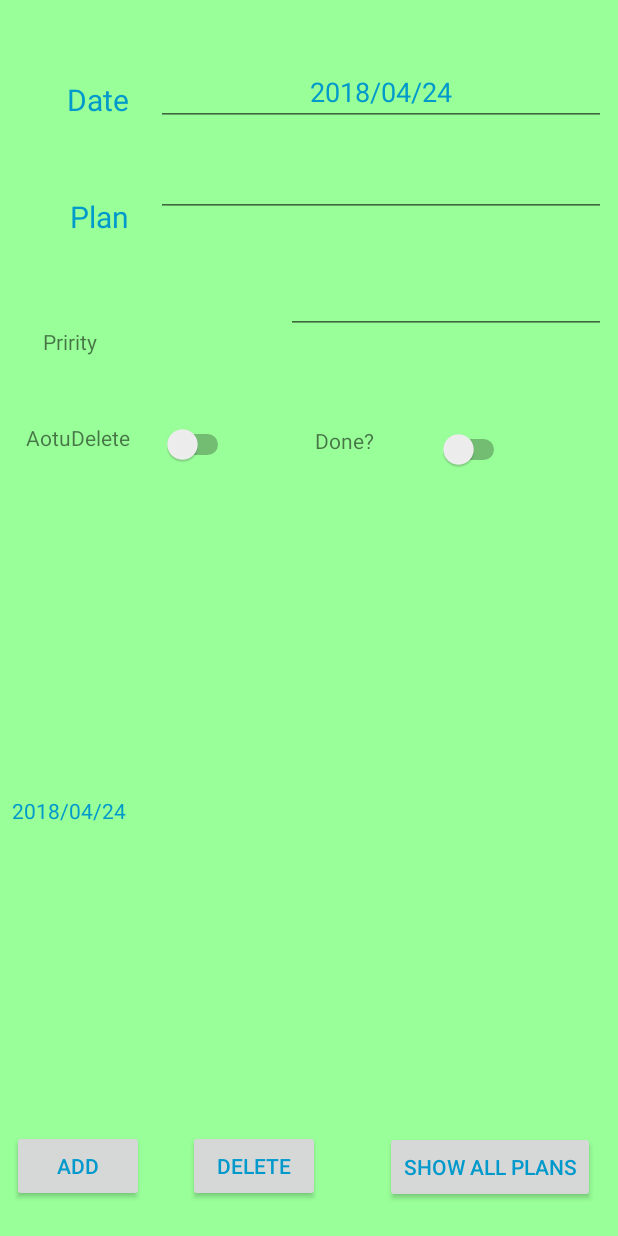
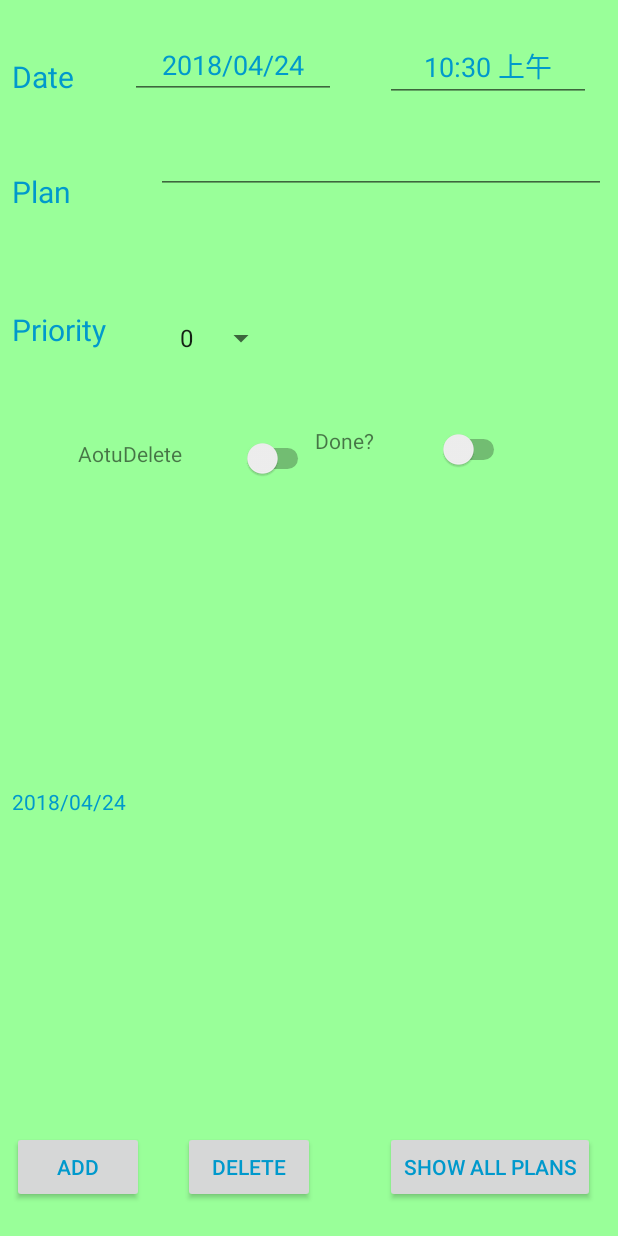
Before and after one commit to Acytoo/NewHpClient, an Android app: the EditPlanActivity screen opened directly, with no data from a screen before it, after a tap on "ADD", on a phone screen of 412 x 824 dp. Run offline under Robolectric (Android 15) with nearby library versions, the phone set to English and light mode, and no system bars.

Commit message:
version 2.0 finished

```diff
--- a/app/src/main/java/com/acytoo/newhpcliend/EditPlanActivity.java
+++ b/app/src/main/java/com/acytoo/newhpcliend/EditPlanActivity.java
@@ -1,18 +1,26 @@
 package com.acytoo.newhpcliend;
 
 import android.app.DatePickerDialog;
+import android.app.TimePickerDialog;
 import android.graphics.Color;
 import android.os.Build;
 import android.support.v7.app.ActionBar;
 import android.support.v7.app.AppCompatActivity;
 import android.os.Bundle;
+import android.support.v7.widget.SearchView;
 import android.text.InputType;
 import android.util.Log;
 import android.view.View;
+import android.widget.AdapterView;
+import android.widget.ArrayAdapter;
 import android.widget.Button;
+import android.widget.CompoundButton;
 import android.widget.DatePicker;
 import android.widget.EditText;
+import android.widget.Spinner;
+import android.widget.Switch;
 import android.widget.TextView;
+import android.widget.TimePicker;
 
 import java.text.SimpleDateFormat;
 import java.util.Calendar;
@@ -24,15 +32,28 @@ public class EditPlanActivity extends AppCompatActivity {
 
     private EditText dateInput;
     private EditText planInput;
+    private EditText timeInput;
     private Button addButton;
     private Button deleteButton;
     private Button showAllButton;
     private TextView planBoard;
+    private Spinner prioritySpinner;
     private MyDBHandler dbHandler;
-    //private String dateToEdit;
     private SimpleDateFormat df;
+    private SimpleDateFormat timedf;
     private long planTimeInMillis;
     private Calendar calendar;
+    private int planPriority;
+    private Switch doneSwitch;
+    private Switch autoDeleteSwitch;
+    enum DoneFlag {
+        False, True
+    }
+    enum AutoDeleteFlag {
+        False, True
+    }
+    private DoneFlag done;
+    private AutoDeleteFlag autoDelete;
 
     @Override
     protected void onCreate(Bundle savedInstanceState) {
@@ -50,7 +71,9 @@ public class EditPlanActivity extends AppCompatActivity {
                 actionBar.hide();
             }
         }
+
         df = new SimpleDateFormat("yyyy/MM/dd", Locale.CHINA);
+        timedf = new SimpleDateFormat("h:mm a", Locale.CHINA);
         Bundle getDateInfo = getIntent().getExtras();
         calendar = Calendar.getInstance();
         if (getDateInfo == null){
@@ -59,28 +82,59 @@ public class EditPlanActivity extends AppCompatActivity {
         else{
             calendar.setTimeInMillis(getDateInfo.getLong("dateLong"));
         }
+        planPriority = 0;
+        done = DoneFlag.False;
+        autoDelete = AutoDeleteFlag.False;
 
         addButton = findViewById(R.id.addButton);
         deleteButton = findViewById(R.id.deleteButton);
         showAllButton = findViewById(R.id.showAllButton);
         dateInput = findViewById(R.id.editDate);
         planInput = findViewById(R.id.editPlan);
+        timeInput = findViewById(R.id.editTime);
         planBoard = findViewById(R.id.planBoard);
+        doneSwitch = findViewById(R.id.doneSwitch);
+        autoDeleteSwitch = findViewById(R.id.autoDeleteSwitch);
         dbHandler = new MyDBHandler(this, null, null, 2);
-        //showTodaysPlans();
-        //dateInput.setText(dateToEdit);
         dateInput.setText(df.format(calendar.getTime()));
+        timeInput.setText(timedf.format(calendar.getTime()));
+        prioritySpinner = findViewById(R.id.prioritySpinner);
+        ArrayAdapter<CharSequence> adapter = ArrayAdapter.createFromResource(this,
+                R.array.priority_items, android.R.layout.simple_spinner_item);
+        adapter.setDropDownViewResource(android.R.layout.simple_spinner_dropdown_item);
+        prioritySpinner.setAdapter(adapter);
+
+        prioritySpinner.setOnItemSelectedListener(
+                new AdapterView.OnItemSelectedListener() {
+                    @Override
+                    public void onItemSelected(AdapterView<?> parent, View view, int position, long id) {
+                        planPriority = position;
+                    }
+
+                    @Override
+                    public void onNothingSelected(AdapterView<?> parent) {
+
+                    }
+                }
+        );
+
         addButton.setOnClickListener(
                 new Button.OnClickListener(){
                     @Override
                     public void onClick(View v) {
-                        //Log.i("nothing", dateInput.getText().toString());
-                        planTimeInMillis = calendar.getTimeInMillis();
-                        Log.i("nodate", df.format(calendar.getTime()));
-                        Plans plan = new Plans(planTimeInMillis, 1, new Date().getTime(), "self", planInput.getText().toString(),
-                                0, 0, 0);
-                        dbHandler.addPlan(plan);
-                        showTodaysPlans();
+                        Log.i("legal", "In the method " + planInput.getText().toString());
+                        if (legal()){
+                            Log.i("legal", "In the method " + planInput.getText().toString());
+                            planTimeInMillis = calendar.getTimeInMillis();
+                            Plans plan = new Plans(planTimeInMillis, planPriority, new Date().getTime(), "self",
+                                    planInput.getText().toString(),
+                                    done.ordinal(), autoDelete.ordinal(), 0);
+                            dbHandler.addPlan(plan);
+                            showTodaysPlans();
+                        }
+                        else {
+                            planInput.setText("Please enter your plan here");
+                        }
                     }
                 }
         );
@@ -103,7 +157,6 @@ public class EditPlanActivity extends AppCompatActivity {
                     }
                 }
         );
-        //Finish the listener for buttons
 
         dateInput.setInputType(InputType.TYPE_NULL);
         dateInput.setOnFocusChangeListener(
@@ -111,10 +164,7 @@ public class EditPlanActivity extends AppCompatActivity {
                     @Override
                     public void onFocusChange(View v, boolean hasFocus) {
                         if (hasFocus){
-                            calendar = showDatePickerDialog();
-                            Log.i("calendar", "on focus change " + df.format(calendar.getTime()));
-                            //planTimeInMillis = calendar.getTimeInMillis();
-
+                            showDatePickerDialog();
                         }
                     }
                 }
@@ -123,12 +173,61 @@ public class EditPlanActivity extends AppCompatActivity {
                 new View.OnClickListener(){
                     @Override
                     public void onClick(View v) {
-                        calendar = showDatePickerDialog();
-                        Log.i("calendar", "on click " + df.format(calendar.getTime()));
+                        showDatePickerDialog();
 
                     }
                 }
         );
+
+        timeInput.setInputType(InputType.TYPE_NULL);
+        timeInput.setOnFocusChangeListener(
+                new View.OnFocusChangeListener(){
+                    @Override
+                    public void onFocusChange(View v, boolean hasFocus) {
+                        if (hasFocus){
+                            showTimePickerDialog();
+                        }
+                    }
+                }
+        );
+        timeInput.setOnClickListener(
+                new View.OnClickListener(){
+                    @Override
+                    public void onClick(View v) {
+                        showTimePickerDialog();
+                    }
+                }
+        );
+
+        doneSwitch.setOnCheckedChangeListener(
+                new CompoundButton.OnCheckedChangeListener() {
+                    @Override
+                    public void onCheckedChanged(CompoundButton buttonView, boolean isChecked) {
+                        if (isChecked){
+                            done = DoneFlag.True;
+                        }
+                        else{
+                            done = DoneFlag.False;
+                        }
+                    }
+                }
+        );
+
+        autoDeleteSwitch.setOnCheckedChangeListener(
+                new CompoundButton.OnCheckedChangeListener() {
+                    @Override
+                    public void onCheckedChanged(CompoundButton buttonView, boolean isChecked) {
+                        if (isChecked){
+                            autoDelete = AutoDeleteFlag.True;
+                        }
+                        else{
+                            autoDelete = AutoDeleteFlag.False;
+                        }
+                    }
+                }
+        );
+
+
 
     }
 
@@ -142,38 +241,39 @@ public class EditPlanActivity extends AppCompatActivity {
         String allPlans = dbHandler.databaseToString();
         planBoard.setText(allPlans);
     }
-
-
-    private Calendar showDatePickerDialog() {
+    private void showDatePickerDialog() {
         final Calendar ca = Calendar.getInstance();
         new DatePickerDialog(EditPlanActivity.this, new DatePickerDialog.OnDateSetListener() {
 
             @Override
             public void onDateSet(DatePicker view, int year, int monthOfYear, int dayOfMonth) {
                 // TODO Auto-generated method stub
-
                 calendar.set(year, monthOfYear, dayOfMonth);
-                //Log.i("calendar", df.format(ca.getTime()));
-
-                String stringMon, stringDay;
-                //Log.i("calendar", "those ints " + Integer.toString(dayOfMonth));
-                if (monthOfYear+1 < 10){
-                    stringMon = "0" + Integer.toString(monthOfYear+1);
-                }
-                else{
-                    stringMon = Integer.toString(monthOfYear+1);
-                }
-                if (dayOfMonth < 10){
-                    stringDay = "0" + Integer.toString(dayOfMonth);
-                }
-                else{
-                    stringDay = Integer.toString(dayOfMonth);
-                }
-                //dateInput.setText(year+"/"+stringMon+"/"+stringDay);
                 dateInput.setText(df.format(calendar.getTime()));
             }
         }, ca.get(Calendar.YEAR), ca.get(Calendar.MONTH), ca.get(Calendar.DAY_OF_MONTH)).show();
-        return ca;
+    }
+
+    private void showTimePickerDialog(){
+        final Calendar ca = Calendar.getInstance();
+        int hour = ca.get(Calendar.HOUR_OF_DAY);
+        int minute = ca.get(Calendar.MINUTE);
+
+        new TimePickerDialog(EditPlanActivity.this, new TimePickerDialog.OnTimeSetListener() {
+            @Override
+            public void onTimeSet(TimePicker view, int hourOfDay, int minute) {
+                calendar.set(Calendar.HOUR_OF_DAY, hourOfDay);
+                calendar.set(Calendar.MINUTE, minute);
+                calendar.set(Calendar.SECOND, 0);
+                calendar.set(Calendar.MILLISECOND, 0);
+                timeInput.setText(timedf.format(calendar.getTime()));
+            }
+        },hour,minute,false).show();
+    }
+
+    private boolean legal(){
+        Log.i("legal", planInput.getText().toString());
+        return (planInput.getText() != null);
 
     }
 
--- a/app/src/main/java/com/acytoo/newhpcliend/FullscreenActivity.java
+++ b/app/src/main/java/com/acytoo/newhpcliend/FullscreenActivity.java
@@ -311,7 +311,9 @@ GestureDetector.OnDoubleTapListener{
     public void onLongPress(MotionEvent e) {
         //testMessage.setText("onLongPress");
         Intent editActivity = new Intent(FullscreenActivity.this, EditPlanActivity.class);
+        Log.i("spinner", "go here??");
         editActivity.putExtra("dateLong", calendar.getTimeInMillis());
+        Log.i("spinner", "go heresdggdfgdfg??");
         startActivity(editActivity);
     }
 
@@ -344,13 +346,8 @@ GestureDetector.OnDoubleTapListener{
         while (absX > minDistance || absY > minDistance) {
             if (absX > absY) {
                 if (moveX > 0) {
-                    Log.i("why", "here0");
-                    //anotherDay.putExtra("dateInfo", "Tomorrow");
-                    //Date tempDate;
                     if (level == Level.DAY) {
-                        Log.i("why", "before add 1 " + df.format(calendar.getTime()));
                         calendar.add(Calendar.DATE, 1);
-                        Log.i("why", "before sub 1 " + df.format(calendar.getTime()));
                     } else if (level == Level.WEEK) {
                         calendar.add(Calendar.WEEK_OF_YEAR, 1);
                     } else {
@@ -358,12 +355,8 @@ GestureDetector.OnDoubleTapListener{
                     }
                     break;
                 } else {
-                    //anotherDay.putExtra("dateInfo", "Yesterday");
-                    //Date tempDate;
-                    Log.i("why", "here1");
                     if (level == Level.DAY) {
                         calendar.add(Calendar.DATE, -1);
-                        Log.i("why", "here2");
                     } else if (level == Level.WEEK) {
                         calendar.add(Calendar.WEEK_OF_YEAR, -1);
                     } else {
--- a/app/src/main/java/com/acytoo/newhpcliend/MyDBHandler.java
+++ b/app/src/main/java/com/acytoo/newhpcliend/MyDBHandler.java
@@ -114,7 +114,7 @@ public class MyDBHandler extends SQLiteOpenHelper{
 
     /**
      * Following method will return all the plans in a String for me to test the
-     * databas and will not be used in the matured app
+     * database and will not be used in the matured app
      * Alec Chen 20 4 2018 17:03
      * I am hungry ...
      */
@@ -144,9 +144,6 @@ public class MyDBHandler extends SQLiteOpenHelper{
         String datePlans = "";
         SQLiteDatabase db = getWritableDatabase();
         long tomorrow = today + 24 * 3600 * 1000;
-        /*
-        String query = "SELECT " + COLUMN_TODOS + " FROM " + TABLE_PLANS + " WHERE " + COLUMN_PLAN_TIME + " = ?;";
-        Cursor c = db.rawQuery(query, new String[]{dateString});*/
         String query = "SELECT * FROM " + TABLE_PLANS + " WHERE " + COLUMN_PLAN_TIME + " >= " + today + " AND "
                 + COLUMN_PLAN_TIME + " < " + tomorrow +
                 " ORDER BY "+ COLUMN_PLAN_TIME + " ASC;";
--- a/app/src/main/res/layout/activity_edit_plan.xml
+++ b/app/src/main/res/layout/activity_edit_plan.xml
@@ -26,15 +26,15 @@
         android:textColor="#0099cc"
         android:textSize="20sp"
         app:layout_constraintBottom_toBottomOf="parent"
-        app:layout_constraintEnd_toStartOf="@+id/editDate"
-        app:layout_constraintHorizontal_bias="0.790"
+        app:layout_constraintEnd_toEndOf="parent"
+        app:layout_constraintHorizontal_bias="0.0"
         app:layout_constraintStart_toStartOf="parent"
         app:layout_constraintTop_toTopOf="parent"
-        app:layout_constraintVertical_bias="0.057" />
+        app:layout_constraintVertical_bias="0.038" />
 
     <EditText
         android:id="@+id/editDate"
-        android:layout_width="300dp"
+        android:layout_width="137dp"
         android:layout_height="wrap_content"
         android:layout_marginBottom="8dp"
         android:layout_marginEnd="8dp"
@@ -42,14 +42,33 @@
         android:layout_marginTop="8dp"
         android:ems="10"
         android:gravity="center"
+        android:inputType="date"
         android:textColor="#0099cc"
-        android:inputType="date"
         app:layout_constraintBottom_toBottomOf="parent"
         app:layout_constraintEnd_toEndOf="parent"
-        app:layout_constraintHorizontal_bias="1.0"
+        app:layout_constraintHorizontal_bias="0.304"
         app:layout_constraintStart_toStartOf="parent"
         app:layout_constraintTop_toTopOf="parent"
-        app:layout_constraintVertical_bias="0.04" />
+        app:layout_constraintVertical_bias="0.017" />
+
+    <EditText
+        android:id="@+id/editTime"
+        android:layout_width="137dp"
+        android:layout_height="wrap_content"
+        android:layout_marginBottom="8dp"
+        android:layout_marginEnd="8dp"
+        android:layout_marginStart="8dp"
+        android:layout_marginTop="8dp"
+        android:ems="10"
+        android:gravity="center"
+        android:inputType="time"
+        android:textColor="#0099cc"
+        app:layout_constraintBottom_toBottomOf="parent"
+        app:layout_constraintEnd_toEndOf="parent"
+        app:layout_constraintHorizontal_bias="0.961"
+        app:layout_constraintStart_toStartOf="parent"
+        app:layout_constraintTop_toTopOf="parent"
+        app:layout_constraintVertical_bias="0.017" />
 
 
     <!--android:inputType="date"
@@ -67,13 +86,31 @@
         android:layout_marginEnd="8dp"
         android:layout_marginStart="8dp"
         android:layout_marginTop="8dp"
-        android:text="Pririty"
+        android:gravity="center"
+        android:text="Priority"
+        android:textColor="#0099cc"
+        android:textSize="20sp"
         app:layout_constraintBottom_toBottomOf="parent"
         app:layout_constraintEnd_toEndOf="parent"
-        app:layout_constraintHorizontal_bias="0.058"
+        app:layout_constraintHorizontal_bias="0.0"
         app:layout_constraintStart_toStartOf="parent"
         app:layout_constraintTop_toTopOf="parent"
-        app:layout_constraintVertical_bias="0.266" />
+        app:layout_constraintVertical_bias="0.254" />
+
+    <Spinner
+        android:id="@+id/prioritySpinner"
+        android:layout_width="wrap_content"
+        android:layout_height="wrap_content"
+        android:layout_marginBottom="8dp"
+        android:layout_marginEnd="8dp"
+        android:layout_marginStart="8dp"
+        android:layout_marginTop="8dp"
+        app:layout_constraintBottom_toBottomOf="parent"
+        app:layout_constraintEnd_toEndOf="parent"
+        app:layout_constraintHorizontal_bias="0.321"
+        app:layout_constraintStart_toStartOf="parent"
+        app:layout_constraintTop_toTopOf="parent"
+        app:layout_constraintVertical_bias="0.262" />
 
     <TextView
         android:id="@+id/planLabel"
@@ -84,14 +121,14 @@
         android:layout_marginStart="8dp"
         android:layout_marginTop="8dp"
         android:text="@string/plan"
+        android:textColor="#0099cc"
         android:textSize="20sp"
-        android:textColor="#0099cc"
         app:layout_constraintBottom_toBottomOf="parent"
-        app:layout_constraintEnd_toStartOf="@+id/editDate"
-        app:layout_constraintHorizontal_bias="0.789"
+        app:layout_constraintEnd_toEndOf="parent"
+        app:layout_constraintHorizontal_bias="0.0"
         app:layout_constraintStart_toStartOf="parent"
         app:layout_constraintTop_toTopOf="parent"
-        app:layout_constraintVertical_bias="0.157" />
+        app:layout_constraintVertical_bias="0.136" />
 
     <EditText
         android:id="@+id/editPlan"
@@ -110,7 +147,7 @@
         app:layout_constraintHorizontal_bias="1.0"
         app:layout_constraintStart_toStartOf="parent"
         app:layout_constraintTop_toTopOf="parent"
-        app:layout_constraintVertical_bias="0.12" />
+        app:layout_constraintVertical_bias="0.1" />
 
     <Button
         android:id="@+id/addButton"
@@ -126,8 +163,8 @@
         app:layout_constraintEnd_toEndOf="parent"
         app:layout_constraintHorizontal_bias="0.0"
         app:layout_constraintStart_toStartOf="parent"
-        app:layout_constraintTop_toBottomOf="@+id/editPlan"
-        app:layout_constraintVertical_bias="0.976" />
+        app:layout_constraintTop_toTopOf="parent"
+        app:layout_constraintVertical_bias="0.982" />
 
     <Button
         android:id="@+id/deleteButton"
@@ -141,26 +178,10 @@
         android:textColor="#0099cc"
         app:layout_constraintBottom_toBottomOf="parent"
         app:layout_constraintEnd_toEndOf="parent"
-        app:layout_constraintHorizontal_bias="0.382"
-        app:layout_constraintStart_toStartOf="parent"
-        app:layout_constraintTop_toBottomOf="@+id/editPlan"
-        app:layout_constraintVertical_bias="0.976" />
-
-    <TextView
-        android:id="@+id/planBoard"
-        android:layout_width="match_parent"
-        android:layout_height="285dp"
-        android:layout_marginBottom="8dp"
-        android:layout_marginEnd="8dp"
-        android:layout_marginStart="8dp"
-        android:layout_marginTop="8dp"
-        android:textColor="#0099cc"
-        app:layout_constraintBottom_toBottomOf="parent"
-        app:layout_constraintEnd_toEndOf="parent"
-        app:layout_constraintHorizontal_bias="1.0"
+        app:layout_constraintHorizontal_bias="0.371"
         app:layout_constraintStart_toStartOf="parent"
         app:layout_constraintTop_toTopOf="parent"
-        app:layout_constraintVertical_bias="1.0" />
+        app:layout_constraintVertical_bias="0.982" />
 
     <Button
         android:id="@+id/showAllButton"
@@ -170,8 +191,8 @@
         android:layout_marginEnd="8dp"
         android:layout_marginStart="8dp"
         android:layout_marginTop="8dp"
+        android:text="Show All plans"
         android:textColor="#0099cc"
-        android:text="Show All plans"
         app:layout_constraintBottom_toBottomOf="parent"
         app:layout_constraintEnd_toEndOf="parent"
         app:layout_constraintHorizontal_bias="0.971"
@@ -179,25 +200,25 @@
         app:layout_constraintTop_toTopOf="parent"
         app:layout_constraintVertical_bias="0.982" />
 
-    <EditText
-        android:id="@+id/editPriority"
-        android:layout_width="wrap_content"
-        android:layout_height="wrap_content"
+
+    <TextView
+        android:id="@+id/planBoard"
+        android:layout_width="match_parent"
+        android:layout_height="291dp"
         android:layout_marginBottom="8dp"
         android:layout_marginEnd="8dp"
         android:layout_marginStart="8dp"
         android:layout_marginTop="8dp"
-        android:ems="10"
-        android:inputType="textPersonName"
+        android:textColor="#0099cc"
         app:layout_constraintBottom_toBottomOf="parent"
         app:layout_constraintEnd_toEndOf="parent"
-        app:layout_constraintHorizontal_bias="1.0"
+        app:layout_constraintHorizontal_bias="0.0"
         app:layout_constraintStart_toStartOf="parent"
         app:layout_constraintTop_toTopOf="parent"
-        app:layout_constraintVertical_bias="0.222" />
+        app:layout_constraintVertical_bias="1.0" />
 
     <Switch
-        android:id="@+id/editSwitch"
+        android:id="@+id/doneSwitch"
         android:layout_width="wrap_content"
         android:layout_height="wrap_content"
         android:layout_marginBottom="8dp"
@@ -210,21 +231,6 @@
         app:layout_constraintStart_toStartOf="parent"
         app:layout_constraintTop_toTopOf="parent"
         app:layout_constraintVertical_bias="0.356" />
-
-    <Switch
-        android:id="@+id/editSwitch2"
-        android:layout_width="wrap_content"
-        android:layout_height="wrap_content"
-        android:layout_marginBottom="8dp"
-        android:layout_marginEnd="8dp"
-        android:layout_marginStart="8dp"
-        android:layout_marginTop="8dp"
-        app:layout_constraintBottom_toBottomOf="parent"
-        app:layout_constraintEnd_toEndOf="parent"
-        app:layout_constraintHorizontal_bias="0.288"
-        app:layout_constraintStart_toStartOf="parent"
-        app:layout_constraintTop_toTopOf="parent"
-        app:layout_constraintVertical_bias="0.352" />
 
     <TextView
         android:id="@+id/doneLabel"
@@ -243,7 +249,7 @@
         app:layout_constraintVertical_bias="0.35" />
 
     <TextView
-        android:id="@+id/autoDeleteLaabel2"
+        android:id="@+id/autoDeleteLaabel"
         android:layout_width="70dp"
         android:layout_height="21dp"
         android:layout_marginBottom="8dp"
@@ -253,10 +259,25 @@
         android:text="AotuDelete"
         app:layout_constraintBottom_toBottomOf="parent"
         app:layout_constraintEnd_toEndOf="parent"
-        app:layout_constraintHorizontal_bias="0.029"
+        app:layout_constraintHorizontal_bias="0.135"
         app:layout_constraintStart_toStartOf="parent"
         app:layout_constraintTop_toTopOf="parent"
-        app:layout_constraintVertical_bias="0.348" />
+        app:layout_constraintVertical_bias="0.362" />
+
+    <Switch
+        android:id="@+id/autoDeleteSwitch"
+        android:layout_width="wrap_content"
+        android:layout_height="wrap_content"
+        android:layout_marginBottom="8dp"
+        android:layout_marginEnd="8dp"
+        android:layout_marginStart="8dp"
+        android:layout_marginTop="8dp"
+        app:layout_constraintBottom_toBottomOf="parent"
+        app:layout_constraintEnd_toEndOf="parent"
+        app:layout_constraintHorizontal_bias="0.441"
+        app:layout_constraintStart_toStartOf="parent"
+        app:layout_constraintTop_toTopOf="parent"
+        app:layout_constraintVertical_bias="0.364" />
 
 
 </android.support.constraint.ConstraintLayout>
--- /dev/null
+++ b/app/src/main/res/values/array.xml
@@ -0,0 +1,11 @@
+<?xml version="1.0" encoding="utf-8"?>
+<resources>
+    <string-array name="priority_items">
+        <item>0</item>
+        <item>1</item>
+        <item>2</item>
+        <item>3</item>
+        <item>4</item>
+        <item>5</item>
+    </string-array>
+</resources>
--- a/app/src/main/res/values/strings.xml
+++ b/app/src/main/res/values/strings.xml
@@ -32,4 +32,6 @@
     <string name="daysPlan1">\'s plans are </string>
 
 
+
+
 </resources>
--- a/build.gradle
+++ b/build.gradle
@@ -7,7 +7,7 @@ buildscript {
         jcenter()
     }
     dependencies {
-        classpath 'com.android.tools.build:gradle:3.1.1'
+        classpath 'com.android.tools.build:gradle:3.1.2'
 
 
         // NOTE: Do not place your application dependencies here; they belong
```
Also changed, not shown: 1 other file.
